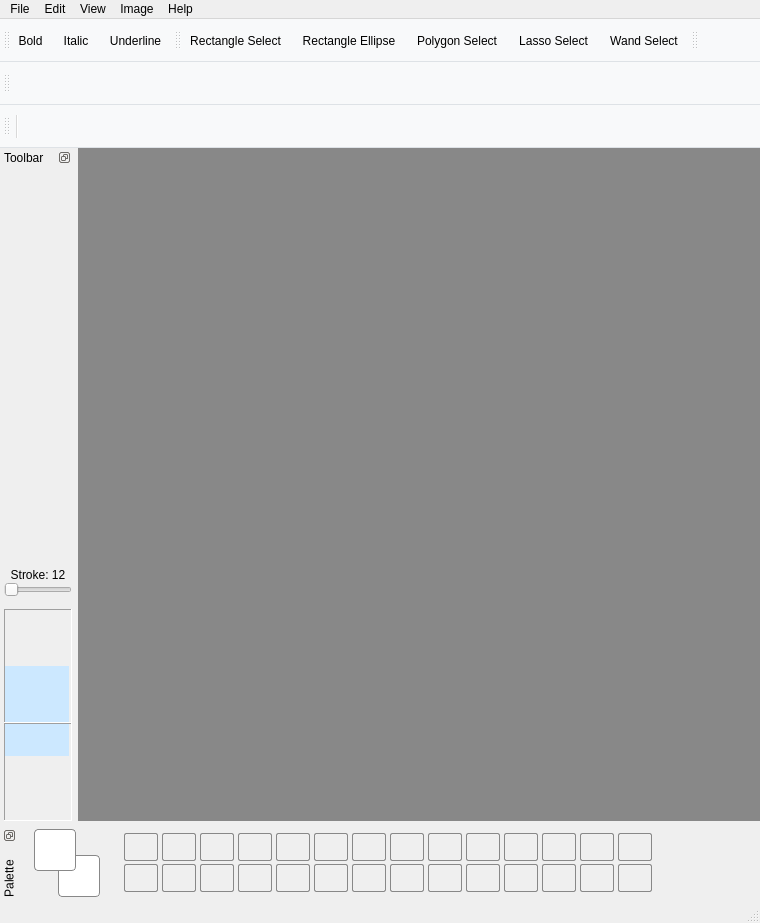
Old version of the form mainwindow.ui in the repository mariohernanvillanueva-droid/ecPaint.
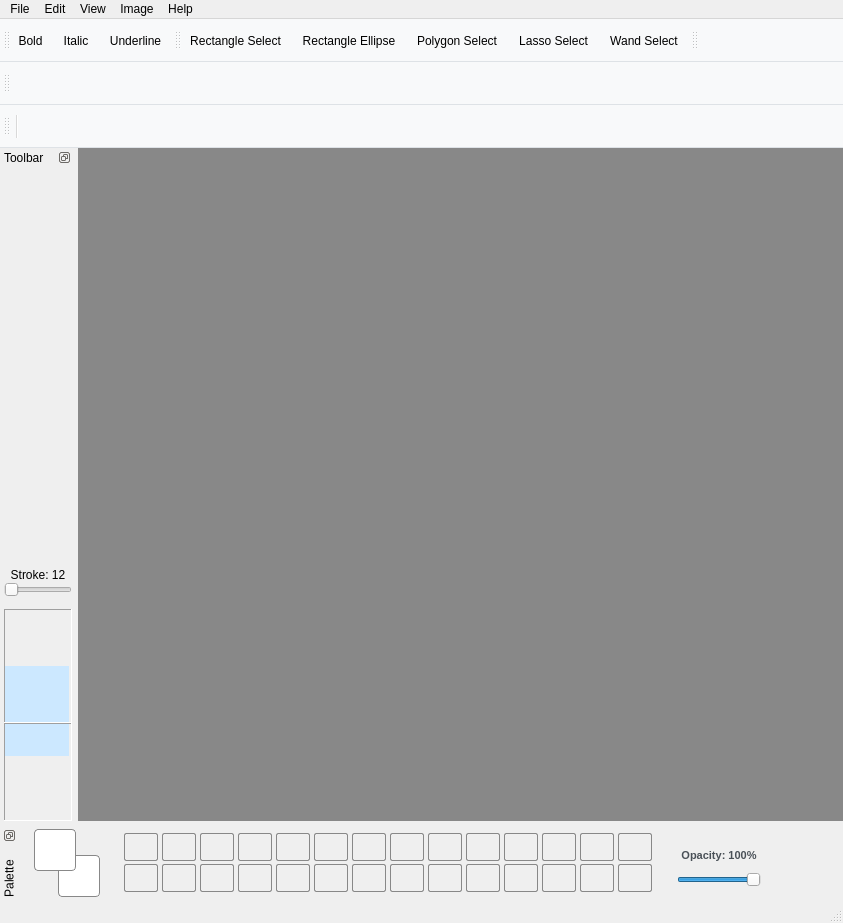
New version of the form. Icons and pictures are not drawn.

Patch:
```diff
--- a/mainwindow.ui
+++ b/mainwindow.ui
@@ -6,8 +6,8 @@
    <rect>
     <x>0</x>
     <y>0</y>
-    <width>760</width>
-    <height>876</height>
+    <width>843</width>
+    <height>892</height>
    </rect>
   </property>
   <property name="windowTitle">
@@ -1381,7 +1381,7 @@
    </property>
    <property name="minimumSize">
     <size>
-     <width>681</width>
+     <width>784</width>
      <height>74</height>
     </size>
    </property>
@@ -2037,6 +2037,68 @@
        </layout>
       </widget>
      </item>
+     <item>
+      <widget class="QWidget" name="widget_opacity" native="true">
+       <property name="minimumSize">
+        <size>
+         <width>10</width>
+         <height>31</height>
+        </size>
+       </property>
+       <property name="maximumSize">
+        <size>
+         <width>120</width>
+         <height>48</height>
+        </size>
+       </property>
+       <layout class="QVBoxLayout" name="verticalLayout_opacity">
+        <property name="spacing">
+         <number>0</number>
+        </property>
+        <property name="leftMargin">
+         <number>10</number>
+        </property>
+        <property name="topMargin">
+         <number>0</number>
+        </property>
+        <property name="rightMargin">
+         <number>10</number>
+        </property>
+        <property name="bottomMargin">
+         <number>0</number>
+        </property>
+        <item>
+         <widget class="QLabel" name="opacityLabel">
+          <property name="styleSheet">
+           <string notr="true">font-weight: bold; color: #495057; font-size: 11px;</string>
+          </property>
+          <property name="text">
+           <string>Opacity: 100%</string>
+          </property>
+          <property name="alignment">
+           <set>Qt::AlignCenter</set>
+          </property>
+         </widget>
+        </item>
+        <item>
+         <widget class="QSlider" name="opacitySlider">
+          <property name="minimum">
+           <number>0</number>
+          </property>
+          <property name="maximum">
+           <number>100</number>
+          </property>
+          <property name="value">
+           <number>100</number>
+          </property>
+          <property name="orientation">
+           <enum>Qt::Horizontal</enum>
+          </property>
+         </widget>
+        </item>
+       </layout>
+      </widget>
+     </item>
     </layout>
    </widget>
   </widget>
@@ -2045,7 +2107,7 @@
     <rect>
      <x>0</x>
      <y>0</y>
-     <width>760</width>
+     <width>843</width>
      <height>26</height>
     </rect>
    </property>
```
Left out of the diff: 32 changed lines with no effect on the pictures.
